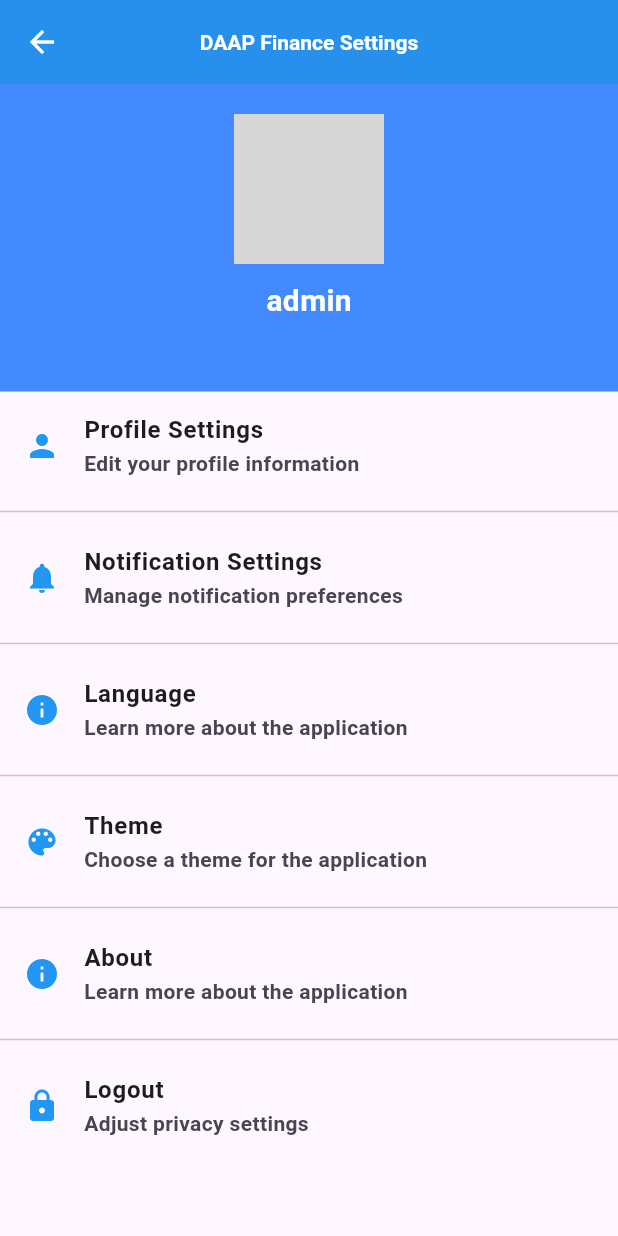
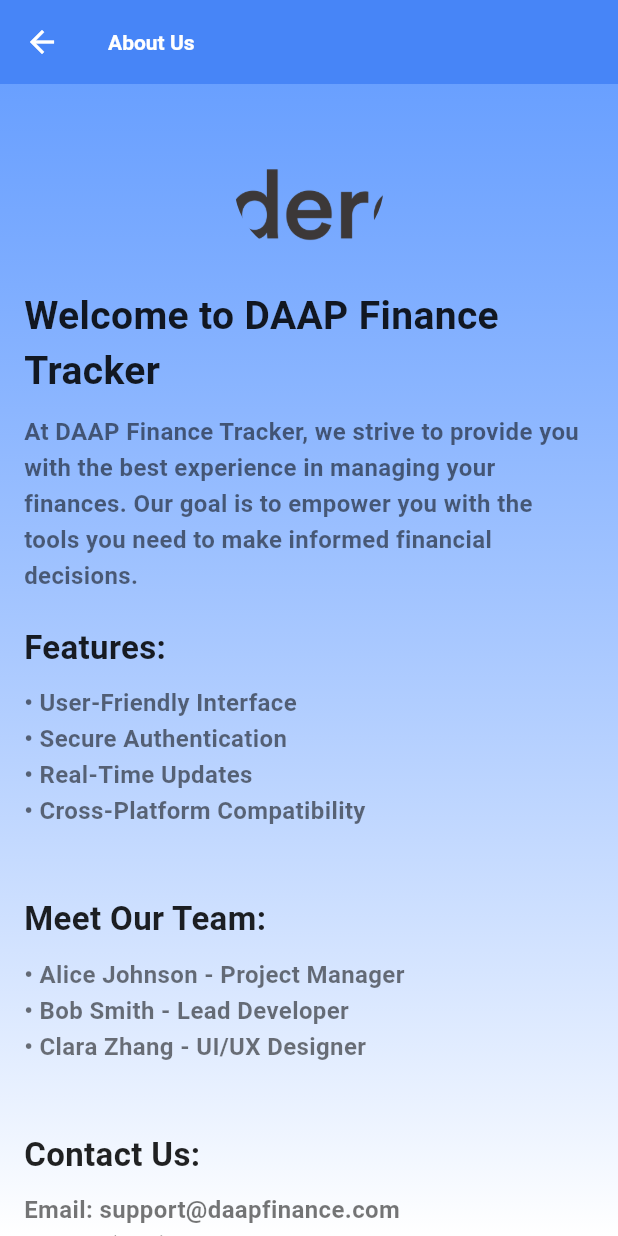
Before and after one commit to abrham-cyper/DAAP_project, a Flutter app: the Menu screen opened directly, after a tap on "About", on a phone screen of 412 x 824 dp. Run offline on Flutter 3.47's test engine with Material 3 defaults, Android fonts, the phone set to English and light mode, and no system bars; our stand-ins replace font_awesome_flutter, google_sign_in, image_picker, local_auth, shared_preferences, sqflite and 1 more; accounts and stored records are empty; network calls fail; grey boxes are pictures that could not be loaded.

```diff
--- a/lib/screens/home/home_screen.dart
+++ b/lib/screens/home/home_screen.dart
@@ -1,3 +1,4 @@
+import 'package:finance_tracker/screens/settings/About.dart';
 import 'package:flutter/material.dart';
 import 'package:provider/provider.dart';
 import '../../providers/finance_provider.dart';
@@ -750,13 +751,15 @@ class _MenuState extends State<Menu> {
           Divider(),
 
           ListTile(
-            leading: Icon(Icons.info, color: Colors.blue),
-            title: Text('About'),
-            subtitle: Text('Learn more about the application'),
-            onTap: () {
-              // Navigate to an "About" page or show a dialog
-            },
-          ),
+              leading: Icon(Icons.info, color: Colors.blue),
+              title: Text('About'),
+              subtitle: Text('Learn more about the application'),
+              onTap: () {
+                Navigator.push(
+                  context,
+                  MaterialPageRoute(builder: (context) => AboutPage()),
+                );
+              }),
           Divider(),
 
           ListTile(
--- /dev/null
+++ b/lib/screens/settings/About.dart
@@ -0,0 +1,135 @@
+import 'package:flutter/material.dart';
+
+class AboutPage extends StatelessWidget {
+  const AboutPage({Key? key}) : super(key: key);
+
+  @override
+  Widget build(BuildContext context) {
+    return Scaffold(
+      appBar: AppBar(
+        title: const Text('About Us'),
+        backgroundColor: Colors.blueAccent,
+      ),
+      body: Container(
+        decoration: BoxDecoration(
+          gradient: LinearGradient(
+            colors: [Colors.blueAccent.withOpacity(0.8), Colors.white],
+            begin: Alignment.topCenter,
+            end: Alignment.bottomCenter,
+          ),
+        ),
+        child: SingleChildScrollView(
+          child: Padding(
+            padding: const EdgeInsets.all(16.0),
+            child: Column(
+              crossAxisAlignment: CrossAxisAlignment.start,
+              children: [
+                // Logo or Image
+                Center(
+                  child: Container(
+                    margin: const EdgeInsets.only(bottom: 20),
+                    child: ClipOval(
+                      child: Image.asset(
+                        'assets/Dereja-logo.png', // Update with your logo path
+                        width: 100,
+                        height: 100,
+                        fit: BoxFit.cover,
+                      ),
+                    ),
+                  ),
+                ),
+
+                // Title
+                const Text(
+                  'Welcome to DAAP Finance Tracker',
+                  style: TextStyle(
+                    fontSize: 26,
+                    fontWeight: FontWeight.bold,
+                    color: Colors.black87,
+                  ),
+                ),
+                const SizedBox(height: 10),
+
+                // Description
+                const Text(
+                  'At DAAP Finance Tracker, we strive to provide you with the best experience in managing your finances. Our goal is to empower you with the tools you need to make informed financial decisions.',
+                  style: TextStyle(
+                    fontSize: 16,
+                    height: 1.5,
+                    color: Colors.black54,
+                  ),
+                ),
+                const SizedBox(height: 20),
+
+                // Features Section
+                const Text(
+                  'Features:',
+                  style: TextStyle(
+                    fontSize: 22,
+                    fontWeight: FontWeight.bold,
+                    color: Colors.black87,
+                  ),
+                ),
+                const SizedBox(height: 10),
+                const Text(
+                  '• User-Friendly Interface\n'
+                  '• Secure Authentication\n'
+                  '• Real-Time Updates\n'
+                  '• Cross-Platform Compatibility\n',
+                  style: TextStyle(
+                    fontSize: 16,
+                    height: 1.5,
+                    color: Colors.black54,
+                  ),
+                ),
+                const SizedBox(height: 20),
+
+                // Team Section
+                const Text(
+                  'Meet Our Team:',
+                  style: TextStyle(
+                    fontSize: 22,
+                    fontWeight: FontWeight.bold,
+                    color: Colors.black87,
+                  ),
+                ),
+                const SizedBox(height: 10),
+                const Text(
+                  '• Alice Johnson - Project Manager\n'
+                  '• Bob Smith - Lead Developer\n'
+                  '• Clara Zhang - UI/UX Designer\n',
+                  style: TextStyle(
+                    fontSize: 16,
+                    height: 1.5,
+                    color: Colors.black54,
+                  ),
+                ),
+                const SizedBox(height: 20),
+
+                // Contact Information
+                const Text(
+                  'Contact Us:',
+                  style: TextStyle(
+                    fontSize: 22,
+                    fontWeight: FontWeight.bold,
+                    color: Colors.black87,
+                  ),
+                ),
+                const SizedBox(height: 10),
+                const Text(
+                  'Email: support@daapfinance.com\n'
+                  'Phone: (123) 456-7890\n',
+                  style: TextStyle(
+                    fontSize: 16,
+                    height: 1.5,
+                    color: Colors.black54,
+                  ),
+                ),
+              ],
+            ),
+          ),
+        ),
+      ),
+    );
+  }
+}
```
Also changed, not shown: assets/Dereja-logo.png (added).
